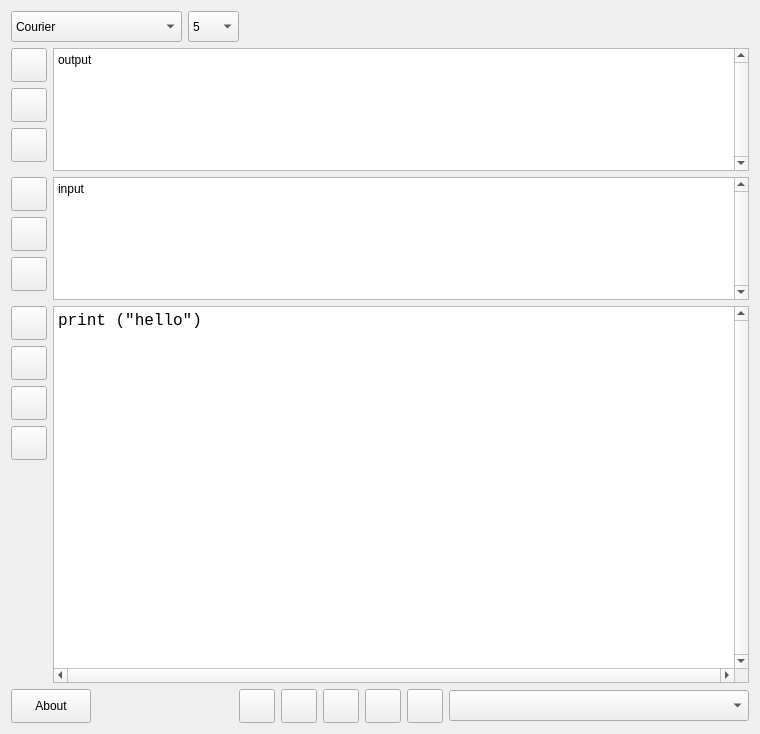
Qt form UI/mainview.ui (JaDogg/expressPython) before a commit.
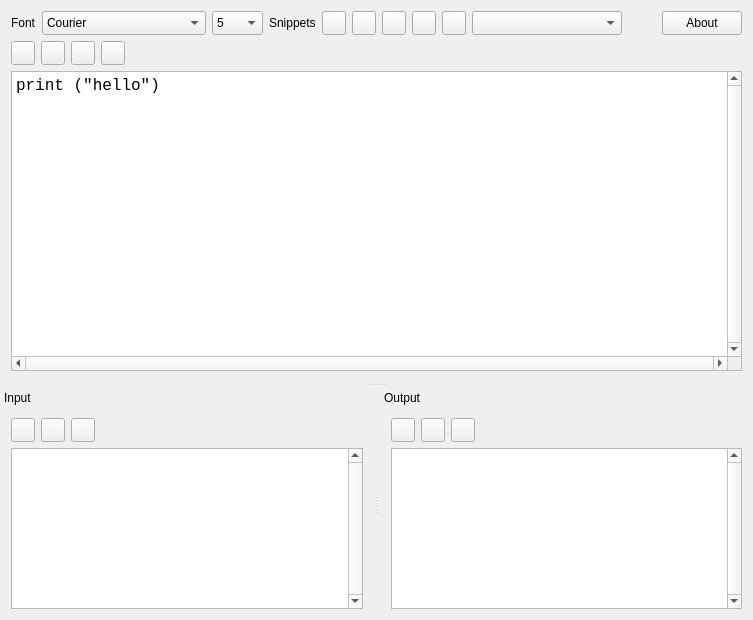
The same form after that commit. Icons and pictures are not drawn. Custom widgets are drawn as their Qt base class.

Commit message: Docking, New Icons, Resources Changed

The edit to the form file:
```diff
--- a/UI/mainview.ui
+++ b/UI/mainview.ui
@@ -6,8 +6,8 @@
    <rect>
     <x>0</x>
     <y>0</y>
-    <width>760</width>
-    <height>734</height>
+    <width>753</width>
+    <height>620</height>
    </rect>
   </property>
   <property name="windowTitle">
@@ -18,15 +18,28 @@
     <normaloff>:/data/Icons/PyRunImg.png</normaloff>:/data/Icons/PyRunImg.png</iconset>
   </property>
   <widget class="QWidget" name="centralWidget">
-   <layout class="QVBoxLayout" name="verticalLayout_2">
+   <layout class="QVBoxLayout" name="verticalLayout">
     <item>
-     <layout class="QHBoxLayout" name="horizontalLayout_5">
+     <layout class="QHBoxLayout" name="hlFont">
+      <item>
+       <widget class="QLabel" name="lblFonts">
+        <property name="text">
+         <string>Font</string>
+        </property>
+       </widget>
+      </item>
       <item>
        <widget class="QFontComboBox" name="fntCombo">
         <property name="minimumSize">
          <size>
           <width>151</width>
-          <height>31</height>
+          <height>24</height>
+         </size>
+        </property>
+        <property name="maximumSize">
+         <size>
+          <width>16777215</width>
+          <height>24</height>
          </size>
         </property>
         <property name="toolTip">
@@ -48,7 +61,13 @@
         <property name="minimumSize">
          <size>
           <width>51</width>
-          <height>31</height>
+          <height>24</height>
+         </size>
+        </property>
+        <property name="maximumSize">
+         <size>
+          <width>16777215</width>
+          <height>24</height>
          </size>
         </property>
         <property name="toolTip">
@@ -145,7 +164,193 @@
        </widget>
       </item>
       <item>
-       <spacer name="horizontalSpacer_2">
+       <widget class="QLabel" name="lblSnippets">
+        <property name="text">
+         <string>Snippets</string>
+        </property>
+       </widget>
+      </item>
+      <item>
+       <widget class="QPushButton" name="btnCodeDatabase">
+        <property name="minimumSize">
+         <size>
+          <width>24</width>
+          <height>24</height>
+         </size>
+        </property>
+        <property name="maximumSize">
+         <size>
+          <width>24</width>
+          <height>24</height>
+         </size>
+        </property>
+        <property name="toolTip">
+         <string>Save Database</string>
+        </property>
+        <property name="text">
+         <string/>
+        </property>
+        <property name="icon">
+         <iconset resource="../PyRunResources.qrc">
+          <normaloff>:/data/Icons/Snippets.png</normaloff>:/data/Icons/Snippets.png</iconset>
+        </property>
+        <property name="iconSize">
+         <size>
+          <width>16</width>
+          <height>16</height>
+         </size>
+        </property>
+       </widget>
+      </item>
+      <item>
+       <widget class="QPushButton" name="btnAddSnippet">
+        <property name="minimumSize">
+         <size>
+          <width>24</width>
+          <height>24</height>
+         </size>
+        </property>
+        <property name="maximumSize">
+         <size>
+          <width>24</width>
+          <height>24</height>
+         </size>
+        </property>
+        <property name="toolTip">
+         <string>Add New</string>
+        </property>
+        <property name="text">
+         <string/>
+        </property>
+        <property name="icon">
+         <iconset resource="../PyRunResources.qrc">
+          <normaloff>:/data/Icons/Add.png</normaloff>:/data/Icons/Add.png</iconset>
+        </property>
+        <property name="iconSize">
+         <size>
+          <width>16</width>
+          <height>16</height>
+         </size>
+        </property>
+       </widget>
+      </item>
+      <item>
+       <widget class="QPushButton" name="btnRemoveSnippet">
+        <property name="minimumSize">
+         <size>
+          <width>24</width>
+          <height>24</height>
+         </size>
+        </property>
+        <property name="maximumSize">
+         <size>
+          <width>24</width>
+          <height>24</height>
+         </size>
+        </property>
+        <property name="toolTip">
+         <string>Remove</string>
+        </property>
+        <property name="text">
+         <string/>
+        </property>
+        <property name="icon">
+         <iconset resource="../PyRunResources.qrc">
+          <normaloff>:/data/Icons/Remove.png</normaloff>:/data/Icons/Remove.png</iconset>
+        </property>
+        <property name="iconSize">
+         <size>
+          <width>16</width>
+          <height>16</height>
+         </size>
+        </property>
+       </widget>
+      </item>
+      <item>
+       <widget class="QPushButton" name="btnRunSnippet">
+        <property name="minimumSize">
+         <size>
+          <width>24</width>
+          <height>24</height>
+         </size>
+        </property>
+        <property name="maximumSize">
+         <size>
+          <width>24</width>
+          <height>24</height>
+         </size>
+        </property>
+        <property name="toolTip">
+         <string>Run Selected Snippet</string>
+        </property>
+        <property name="text">
+         <string/>
+        </property>
+        <property name="icon">
+         <iconset resource="../PyRunResources.qrc">
+          <normaloff>:/data/Icons/Run.png</normaloff>:/data/Icons/Run.png</iconset>
+        </property>
+        <property name="iconSize">
+         <size>
+          <width>16</width>
+          <height>16</height>
+         </size>
+        </property>
+       </widget>
+      </item>
+      <item>
+       <widget class="QPushButton" name="btnLoadSnippet">
+        <property name="minimumSize">
+         <size>
+          <width>24</width>
+          <height>24</height>
+         </size>
+        </property>
+        <property name="maximumSize">
+         <size>
+          <width>24</width>
+          <height>24</height>
+         </size>
+        </property>
+        <property name="toolTip">
+         <string>Load To Code Area</string>
+        </property>
+        <property name="text">
+         <string/>
+        </property>
+        <property name="icon">
+         <iconset resource="../PyRunResources.qrc">
+          <normaloff>:/data/Icons/Load.png</normaloff>:/data/Icons/Load.png</iconset>
+        </property>
+        <property name="iconSize">
+         <size>
+          <width>16</width>
+          <height>16</height>
+         </size>
+        </property>
+       </widget>
+      </item>
+      <item>
+       <widget class="QComboBox" name="cmbSnippets">
+        <property name="minimumSize">
+         <size>
+          <width>150</width>
+          <height>24</height>
+         </size>
+        </property>
+        <property name="maximumSize">
+         <size>
+          <width>150</width>
+          <height>24</height>
+         </size>
+        </property>
+        <property name="toolTip">
+         <string>Snippets</string>
+        </property>
+       </widget>
+      </item>
+      <item>
+       <spacer name="hpFont">
         <property name="orientation">
          <enum>Qt::Horizontal</enum>
         </property>
@@ -157,26 +362,56 @@
         </property>
        </spacer>
       </item>
+      <item>
+       <widget class="QPushButton" name="btnAbout">
+        <property name="minimumSize">
+         <size>
+          <width>80</width>
+          <height>24</height>
+         </size>
+        </property>
+        <property name="maximumSize">
+         <size>
+          <width>80</width>
+          <height>24</height>
+         </size>
+        </property>
+        <property name="toolTip">
+         <string>About</string>
+        </property>
+        <property name="text">
+         <string>About</string>
+        </property>
+        <property name="icon">
+         <iconset resource="../PyRunResources.qrc">
+          <normaloff>:/data/Icons/PyRunImg.png</normaloff>:/data/Icons/PyRunImg.png</iconset>
+        </property>
+        <property name="iconSize">
+         <size>
+          <width>16</width>
+          <height>16</height>
+         </size>
+        </property>
+       </widget>
+      </item>
      </layout>
     </item>
     <item>
-     <layout class="QGridLayout" name="gridLayout" rowstretch="40,60">
-      <item row="1" column="0">
-       <layout class="QHBoxLayout" name="horizontalLayout_4">
+     <layout class="QVBoxLayout" name="vlCode">
         <item>
-         <layout class="QVBoxLayout" name="vlCodeBtns">
+       <layout class="QHBoxLayout" name="hlCode">
           <item>
            <widget class="QPushButton" name="btnCodeOpen">
             <property name="minimumSize">
              <size>
-              <width>36</width>
-              <height>34</height>
+            <width>24</width>
+            <height>24</height>
              </size>
             </property>
             <property name="maximumSize">
              <size>
-              <width>36</width>
-              <height>34</height>
+            <width>24</width>
+            <height>24</height>
              </size>
             </property>
             <property name="toolTip">
@@ -191,8 +426,8 @@
             </property>
             <property name="iconSize">
              <size>
-              <width>24</width>
-              <height>24</height>
+            <width>16</width>
+            <height>16</height>
              </size>
             </property>
            </widget>
@@ -201,14 +436,14 @@
            <widget class="QPushButton" name="btnCodeSave">
             <property name="minimumSize">
              <size>
-              <width>36</width>
-              <height>34</height>
+            <width>24</width>
+            <height>24</height>
              </size>
             </property>
             <property name="maximumSize">
              <size>
-              <width>36</width>
-              <height>34</height>
+            <width>24</width>
+            <height>24</height>
              </size>
             </property>
             <property name="toolTip">
@@ -223,8 +458,8 @@
             </property>
             <property name="iconSize">
              <size>
-              <width>24</width>
-              <height>24</height>
+            <width>16</width>
+            <height>16</height>
              </size>
             </property>
            </widget>
@@ -233,14 +468,14 @@
            <widget class="QPushButton" name="btnCodeClear">
             <property name="minimumSize">
              <size>
-              <width>36</width>
-              <height>34</height>
+            <width>24</width>
+            <height>24</height>
              </size>
             </property>
             <property name="maximumSize">
              <size>
-              <width>36</width>
-              <height>34</height>
+            <width>24</width>
+            <height>24</height>
              </size>
             </property>
             <property name="toolTip">
@@ -255,8 +490,8 @@
             </property>
             <property name="iconSize">
              <size>
-              <width>24</width>
-              <height>24</height>
+            <width>16</width>
+            <height>16</height>
              </size>
             </property>
            </widget>
@@ -265,14 +500,14 @@
            <widget class="QPushButton" name="btnRun">
             <property name="minimumSize">
              <size>
-              <width>36</width>
-              <height>34</height>
+            <width>24</width>
+            <height>24</height>
              </size>
             </property>
             <property name="maximumSize">
              <size>
-              <width>36</width>
-              <height>34</height>
+            <width>24</width>
+            <height>24</height>
              </size>
             </property>
             <property name="toolTip">
@@ -287,21 +522,21 @@
             </property>
             <property name="iconSize">
              <size>
-              <width>24</width>
-              <height>24</height>
+            <width>16</width>
+            <height>16</height>
              </size>
             </property>
            </widget>
           </item>
           <item>
-           <spacer name="verticalSpacer">
+         <spacer name="hsCode">
             <property name="orientation">
-             <enum>Qt::Vertical</enum>
+           <enum>Qt::Horizontal</enum>
             </property>
             <property name="sizeHint" stdset="0">
              <size>
-              <width>20</width>
-              <height>40</height>
+            <width>40</width>
+            <height>20</height>
              </size>
             </property>
            </spacer>
@@ -310,6 +545,12 @@
         </item>
         <item>
          <widget class="CodeEditor" name="txtCode">
+        <property name="minimumSize">
+         <size>
+          <width>700</width>
+          <height>300</height>
+         </size>
+        </property>
           <property name="font">
            <font>
             <family>Courier New</family>
@@ -333,154 +574,39 @@
         </item>
        </layout>
       </item>
-      <item row="0" column="0">
-       <layout class="QVBoxLayout" name="verticalLayout">
-        <item>
-         <layout class="QHBoxLayout" name="horizontalLayout_3">
-          <item>
-           <layout class="QVBoxLayout" name="vlOutputBtns">
-            <item>
-             <widget class="QPushButton" name="btnOutputOpen">
-              <property name="minimumSize">
-               <size>
-                <width>36</width>
-                <height>34</height>
-               </size>
-              </property>
-              <property name="maximumSize">
-               <size>
-                <width>36</width>
-                <height>34</height>
-               </size>
-              </property>
-              <property name="toolTip">
-               <string>Open Output</string>
-              </property>
-              <property name="text">
-               <string/>
-              </property>
-              <property name="icon">
-               <iconset resource="../PyRunResources.qrc">
-                <normaloff>:/data/Icons/Open.png</normaloff>:/data/Icons/Open.png</iconset>
-              </property>
-              <property name="iconSize">
-               <size>
-                <width>24</width>
-                <height>24</height>
-               </size>
-              </property>
-             </widget>
-            </item>
-            <item>
-             <widget class="QPushButton" name="btnOutputSave">
-              <property name="minimumSize">
-               <size>
-                <width>36</width>
-                <height>34</height>
-               </size>
-              </property>
-              <property name="maximumSize">
-               <size>
-                <width>36</width>
-                <height>34</height>
-               </size>
-              </property>
-              <property name="toolTip">
-               <string>Save Output</string>
-              </property>
-              <property name="text">
-               <string/>
-              </property>
-              <property name="icon">
-               <iconset resource="../PyRunResources.qrc">
-                <normaloff>:/data/Icons/Save.png</normaloff>:/data/Icons/Save.png</iconset>
-              </property>
-              <property name="iconSize">
-               <size>
-                <width>24</width>
-                <height>24</height>
-               </size>
-              </property>
-             </widget>
-            </item>
+   </layout>
+  </widget>
+  <widget class="QDockWidget" name="dwInput">
+   <property name="features">
+    <set>QDockWidget::DockWidgetMovable</set>
+   </property>
+   <property name="allowedAreas">
+    <set>Qt::AllDockWidgetAreas</set>
+   </property>
+   <property name="windowTitle">
+    <string>Input</string>
+   </property>
+   <attribute name="dockWidgetArea">
+    <number>8</number>
+   </attribute>
+   <widget class="QWidget" name="dwcInput">
+    <layout class="QHBoxLayout" name="horizontalLayout">
             <item>
-             <widget class="QPushButton" name="btnOutputClear">
-              <property name="minimumSize">
-               <size>
-                <width>36</width>
-                <height>34</height>
-               </size>
-              </property>
-              <property name="maximumSize">
-               <size>
-                <width>36</width>
-                <height>34</height>
-               </size>
-              </property>
-              <property name="toolTip">
-               <string>Clear Output</string>
-              </property>
-              <property name="text">
-               <string/>
-              </property>
-              <property name="icon">
-               <iconset resource="../PyRunResources.qrc">
-                <normaloff>:/data/Icons/Clear.png</normaloff>:/data/Icons/Clear.png</iconset>
-              </property>
-              <property name="iconSize">
-               <size>
-                <width>24</width>
-                <height>24</height>
-               </size>
-              </property>
-             </widget>
-            </item>
+      <layout class="QVBoxLayout" name="vlInput">
             <item>
-             <spacer name="verticalSpacer_2">
-              <property name="orientation">
-               <enum>Qt::Vertical</enum>
-              </property>
-              <property name="sizeHint" stdset="0">
-               <size>
-                <width>20</width>
-                <height>40</height>
-               </size>
-              </property>
-             </spacer>
-            </item>
-           </layout>
-          </item>
-          <item>
-           <widget class="CodeEditor" name="txtOutput">
-            <property name="toolTip">
-             <string>Output</string>
-            </property>
-            <property name="verticalScrollBarPolicy">
-             <enum>Qt::ScrollBarAlwaysOn</enum>
-            </property>
-            <property name="plainText">
-             <string>output</string>
-            </property>
-           </widget>
-          </item>
-         </layout>
-        </item>
-        <item>
-         <layout class="QHBoxLayout" name="horizontalLayout_2">
-          <item>
-           <layout class="QVBoxLayout" name="vlInputBtns">
+        <layout class="QHBoxLayout" name="hlInput">
             <item>
              <widget class="QPushButton" name="btnInputOpen">
               <property name="minimumSize">
                <size>
-                <width>36</width>
-                <height>34</height>
+             <width>24</width>
+             <height>24</height>
                </size>
               </property>
               <property name="maximumSize">
                <size>
-                <width>36</width>
-                <height>34</height>
+             <width>24</width>
+             <height>24</height>
                </size>
               </property>
               <property name="toolTip">
@@ -495,8 +621,8 @@
               </property>
               <property name="iconSize">
                <size>
-                <width>24</width>
-                <height>24</height>
+             <width>16</width>
+             <height>16</height>
                </size>
               </property>
              </widget>
@@ -505,14 +631,14 @@
              <widget class="QPushButton" name="btnInputSave">
               <property name="minimumSize">
                <size>
-                <width>36</width>
-                <height>34</height>
+             <width>24</width>
+             <height>24</height>
                </size>
               </property>
               <property name="maximumSize">
                <size>
-                <width>36</width>
-                <height>34</height>
+             <width>24</width>
+             <height>24</height>
                </size>
               </property>
               <property name="toolTip">
@@ -527,8 +653,8 @@
               </property>
               <property name="iconSize">
                <size>
-                <width>24</width>
-                <height>24</height>
+             <width>16</width>
+             <height>16</height>
                </size>
               </property>
              </widget>
@@ -537,14 +663,14 @@
              <widget class="QPushButton" name="btnInputClear">
               <property name="minimumSize">
                <size>
-                <width>36</width>
-                <height>34</height>
+             <width>24</width>
+             <height>24</height>
                </size>
               </property>
               <property name="maximumSize">
                <size>
-                <width>36</width>
-                <height>34</height>
+             <width>24</width>
+             <height>24</height>
                </size>
               </property>
               <property name="toolTip">
@@ -559,21 +685,21 @@
               </property>
               <property name="iconSize">
                <size>
-                <width>24</width>
-                <height>24</height>
+             <width>16</width>
+             <height>16</height>
                </size>
               </property>
              </widget>
             </item>
             <item>
-             <spacer name="verticalSpacer_3">
+          <spacer name="hsInput">
               <property name="orientation">
-               <enum>Qt::Vertical</enum>
+            <enum>Qt::Horizontal</enum>
               </property>
               <property name="sizeHint" stdset="0">
                <size>
-                <width>20</width>
-                <height>40</height>
+             <width>40</width>
+             <height>20</height>
                </size>
               </property>
              </spacer>
@@ -582,44 +708,69 @@
           </item>
           <item>
            <widget class="CodeEditor" name="txtInput">
+         <property name="minimumSize">
+          <size>
+           <width>330</width>
+           <height>150</height>
+          </size>
+         </property>
             <property name="toolTip">
              <string>Input</string>
             </property>
             <property name="verticalScrollBarPolicy">
              <enum>Qt::ScrollBarAlwaysOn</enum>
             </property>
-            <property name="plainText">
-             <string>input</string>
-            </property>
            </widget>
           </item>
          </layout>
         </item>
        </layout>
-      </item>
-     </layout>
-    </item>
+   </widget>
+  </widget>
+  <widget class="QDockWidget" name="dwOutput">
+   <property name="font">
+    <font>
+     <weight>50</weight>
+     <bold>false</bold>
+    </font>
+   </property>
+   <property name="features">
+    <set>QDockWidget::DockWidgetMovable</set>
+   </property>
+   <property name="allowedAreas">
+    <set>Qt::AllDockWidgetAreas</set>
+   </property>
+   <property name="windowTitle">
+    <string>Output</string>
+   </property>
+   <attribute name="dockWidgetArea">
+    <number>8</number>
+   </attribute>
+   <widget class="QWidget" name="dwcOutput">
+    <layout class="QHBoxLayout" name="horizontalLayout_2">
     <item>
-     <layout class="QHBoxLayout" name="horizontalLayout">
+      <layout class="QVBoxLayout" name="vlIOutput">
       <item>
-       <widget class="QPushButton" name="btnAbout">
+        <layout class="QHBoxLayout" name="hlOutput">
+         <item>
+          <widget class="QPushButton" name="btnOutputOpen">
         <property name="minimumSize">
          <size>
-          <width>80</width>
-          <height>34</height>
+             <width>24</width>
+             <height>24</height>
          </size>
         </property>
         <property name="maximumSize">
          <size>
-          <width>80</width>
-          <height>34</height>
+             <width>24</width>
+             <height>24</height>
          </size>
         </property>
         <property name="toolTip">
          <string>About</string>
         </property>
         <property name="text">
-         <string>About</string>
+            <string/>
         </property>
         <property name="icon">
          <iconset resource="../PyRunResources.qrc">
@@ -627,14 +778,78 @@
         </property>
         <property name="iconSize">
          <size>
+             <width>16</width>
+             <height>16</height>
+            </size>
+           </property>
+          </widget>
+         </item>
+         <item>
+          <widget class="QPushButton" name="btnOutputSave">
+           <property name="minimumSize">
+            <size>
           <width>24</width>
           <height>24</height>
          </size>
         </property>
+           <property name="maximumSize">
+            <size>
+             <width>24</width>
+             <height>24</height>
+            </size>
+           </property>
+           <property name="toolTip">
+            <string>Save Output</string>
+           </property>
+           <property name="text">
+            <string/>
+           </property>
+           <property name="icon">
+            <iconset resource="../PyRunResources.qrc">
+             <normaloff>:/data/Icons/Save.png</normaloff>:/data/Icons/Save.png</iconset>
+           </property>
+           <property name="iconSize">
+            <size>
+             <width>16</width>
+             <height>16</height>
+            </size>
+           </property>
        </widget>
       </item>
       <item>
-       <spacer name="horizontalSpacer">
+          <widget class="QPushButton" name="btnOutputClear">
+           <property name="minimumSize">
+            <size>
+             <width>24</width>
+             <height>24</height>
+            </size>
+           </property>
+           <property name="maximumSize">
+            <size>
+             <width>24</width>
+             <height>24</height>
+            </size>
+           </property>
+           <property name="toolTip">
+            <string>Clear Output</string>
+           </property>
+           <property name="text">
+            <string/>
+           </property>
+           <property name="icon">
+            <iconset resource="../PyRunResources.qrc">
+             <normaloff>:/data/Icons/Clear.png</normaloff>:/data/Icons/Clear.png</iconset>
+           </property>
+           <property name="iconSize">
+            <size>
+             <width>16</width>
+             <height>16</height>
+            </size>
+           </property>
+          </widget>
+         </item>
+         <item>
+          <spacer name="hsOutput">
         <property name="orientation">
          <enum>Qt::Horizontal</enum>
         </property>
@@ -646,188 +861,28 @@
         </property>
        </spacer>
       </item>
-      <item>
-       <widget class="QPushButton" name="btnCodeDatabase">
-        <property name="minimumSize">
-         <size>
-          <width>36</width>
-          <height>34</height>
-         </size>
-        </property>
-        <property name="maximumSize">
-         <size>
-          <width>36</width>
-          <height>34</height>
-         </size>
-        </property>
-        <property name="toolTip">
-         <string>Save Database</string>
-        </property>
-        <property name="text">
-         <string/>
-        </property>
-        <property name="icon">
-         <iconset resource="../PyRunResources.qrc">
-          <normaloff>:/data/Icons/Snippets.png</normaloff>:/data/Icons/Snippets.png</iconset>
-        </property>
-        <property name="iconSize">
-         <size>
-          <width>24</width>
-          <height>24</height>
-         </size>
-        </property>
-       </widget>
+        </layout>
       </item>
       <item>
-       <widget class="QPushButton" name="btnAddSnippet">
+        <widget class="CodeEditor" name="txtOutput">
         <property name="minimumSize">
          <size>
-          <width>36</width>
-          <height>34</height>
-         </size>
-        </property>
-        <property name="maximumSize">
-         <size>
-          <width>36</width>
-          <height>34</height>
-         </size>
-        </property>
+           <width>330</width>
+           <height>150</height>
+          </size>
+         </property>
         <property name="toolTip">
-         <string>Add New</string>
-        </property>
-        <property name="text">
-         <string/>
-        </property>
-        <property name="icon">
-         <iconset resource="../PyRunResources.qrc">
-          <normaloff>:/data/Icons/Add.png</normaloff>:/data/Icons/Add.png</iconset>
-        </property>
-        <property name="iconSize">
-         <size>
-          <width>24</width>
-          <height>24</height>
-         </size>
-        </property>
-       </widget>
-      </item>
-      <item>
-       <widget class="QPushButton" name="btnRemoveSnippet">
-        <property name="minimumSize">
-         <size>
-          <width>36</width>
-          <height>34</height>
-         </size>
-        </property>
-        <property name="maximumSize">
-         <size>
-          <width>36</width>
-          <height>34</height>
-         </size>
-        </property>
-        <property name="toolTip">
-         <string>Remove</string>
-        </property>
-        <property name="text">
-         <string/>
-        </property>
-        <property name="icon">
-         <iconset resource="../PyRunResources.qrc">
-          <normaloff>:/data/Icons/Remove.png</normaloff>:/data/Icons/Remove.png</iconset>
-        </property>
-        <property name="iconSize">
-         <size>
-          <width>24</width>
-          <height>24</height>
-         </size>
-        </property>
-       </widget>
-      </item>
-      <item>
-       <widget class="QPushButton" name="btnLoadSnippet">
-        <property name="minimumSize">
-         <size>
-          <width>36</width>
-          <height>34</height>
-         </size>
-        </property>
-        <property name="maximumSize">
-         <size>
-          <width>36</width>
-          <height>34</height>
-         </size>
-        </property>
-        <property name="toolTip">
-         <string>Load To Code Area</string>
-        </property>
-        <property name="text">
-         <string/>
-        </property>
-        <property name="icon">
-         <iconset resource="../PyRunResources.qrc">
-          <normaloff>:/data/Icons/Load.png</normaloff>:/data/Icons/Load.png</iconset>
-        </property>
-        <property name="iconSize">
-         <size>
-          <width>24</width>
-          <height>24</height>
-         </size>
-        </property>
-       </widget>
-      </item>
-      <item>
-       <widget class="QPushButton" name="btnRunSnippet">
-        <property name="minimumSize">
-         <size>
-          <width>36</width>
-          <height>34</height>
-         </size>
-        </property>
-        <property name="maximumSize">
-         <size>
-          <width>36</width>
-          <height>34</height>
-         </size>
-        </property>
-        <property name="toolTip">
-         <string>Run Selected Snippet</string>
-        </property>
-        <property name="text">
-         <string/>
-        </property>
-        <property name="icon">
-         <iconset resource="../PyRunResources.qrc">
-          <normaloff>:/data/Icons/Run.png</normaloff>:/data/Icons/Run.png</iconset>
-        </property>
-        <property name="iconSize">
-         <size>
-          <width>24</width>
-          <height>24</height>
-         </size>
-        </property>
-       </widget>
-      </item>
-      <item>
-       <widget class="QComboBox" name="cmbSnippets">
-        <property name="minimumSize">
-         <size>
-          <width>300</width>
-          <height>31</height>
-         </size>
-        </property>
-        <property name="maximumSize">
-         <size>
-          <width>300</width>
-          <height>31</height>
-         </size>
-        </property>
-        <property name="toolTip">
-         <string>Snippets</string>
-        </property>
-       </widget>
-      </item>
+          <string>Output</string>
+         </property>
+         <property name="verticalScrollBarPolicy">
+          <enum>Qt::ScrollBarAlwaysOn</enum>
+         </property>
+        </widget>
+       </item>
      </layout>
     </item>
    </layout>
+   </widget>
   </widget>
  </widget>
  <layoutdefault spacing="6" margin="11"/>
```
Left out of the diff: 4 changed lines with no effect on the pictures. Lines whose indentation alone changed are shown as unchanged. The commit also changes 17 other files.
